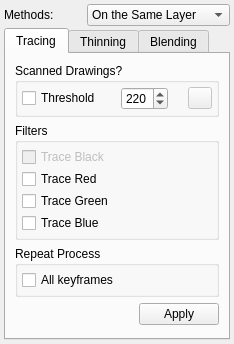
Before: the Qt Designer form app/ui/bitmapcoloringwidget.ui in pencil2d/pencil, drawn with Qt 5.
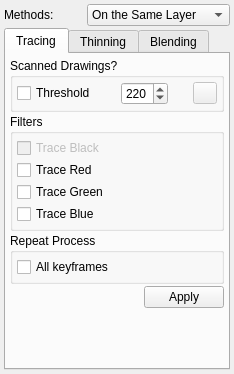
After: the same form once the commit is applied. Icons and pictures are not drawn.

Commit message: Bug in thin-function gone. Small ui changes

What changed in the file:
```diff
--- a/app/ui/bitmapcoloringwidget.ui
+++ b/app/ui/bitmapcoloringwidget.ui
@@ -7,7 +7,7 @@
     <x>0</x>
     <y>0</y>
     <width>234</width>
-    <height>344</height>
+    <height>374</height>
    </rect>
   </property>
   <property name="windowTitle">
@@ -67,6 +67,21 @@
        <string>Tracing</string>
       </attribute>
       <layout class="QVBoxLayout" name="verticalLayout_13">
+       <property name="spacing">
+        <number>2</number>
+       </property>
+       <property name="leftMargin">
+        <number>4</number>
+       </property>
+       <property name="topMargin">
+        <number>4</number>
+       </property>
+       <property name="rightMargin">
+        <number>4</number>
+       </property>
+       <property name="bottomMargin">
+        <number>4</number>
+       </property>
        <item>
         <widget class="QGroupBox" name="gb1Prepare">
          <property name="title">
```
Left out of the diff: 34 changed lines with no effect on the pictures. The commit also changes 3 other files.
